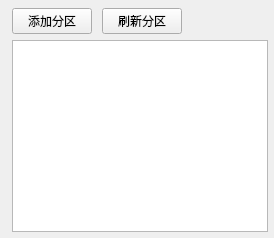
Qt form partitionmanagepage.ui (wjh84329/gateway) before a commit.
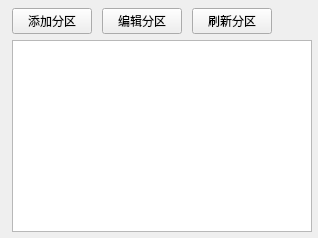
The same form after that commit.

What changed in the file:
```diff
--- a/partitionmanagepage.ui
+++ b/partitionmanagepage.ui
@@ -22,6 +22,7 @@
         <layout class="QHBoxLayout" name="actionLayout">
          <property name="spacing"><number>10</number></property>
          <item><widget class="QPushButton" name="addPartitionButton"><property name="text"><string>添加分区</string></property></widget></item>
+         <item><widget class="QPushButton" name="editPartitionButton"><property name="text"><string>编辑分区</string></property></widget></item>
          <item><widget class="QPushButton" name="refreshPartitionButton"><property name="text"><string>刷新分区</string></property></widget></item>
          <item><spacer name="horizontalSpacer"><property name="orientation"><enum>Qt::Horizontal</enum></property><property name="sizeHint" stdset="0"><size><width>40</width><height>20</height></size></property></spacer></item>
         </layout>
```
